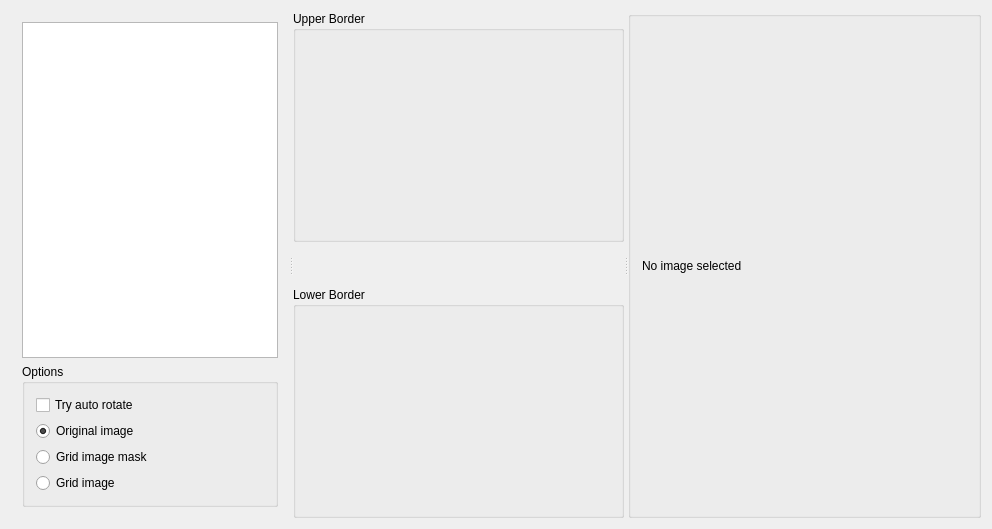
Old version of the form SymbolScanner/WinImageFilterGrid.ui in the repository veeman/SymbolScanner.
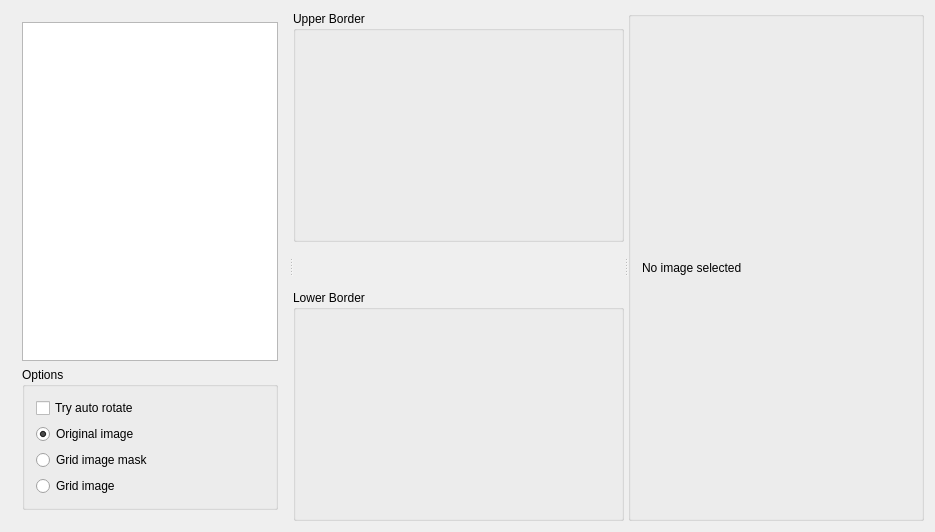
New version of the form. Custom widgets are drawn as their Qt base class.

```diff
--- a/SymbolScanner/WinImageFilterGrid.ui
+++ b/SymbolScanner/WinImageFilterGrid.ui
@@ -6,8 +6,8 @@
    <rect>
     <x>0</x>
     <y>0</y>
-    <width>992</width>
-    <height>529</height>
+    <width>935</width>
+    <height>532</height>
    </rect>
   </property>
   <property name="windowTitle">
```
